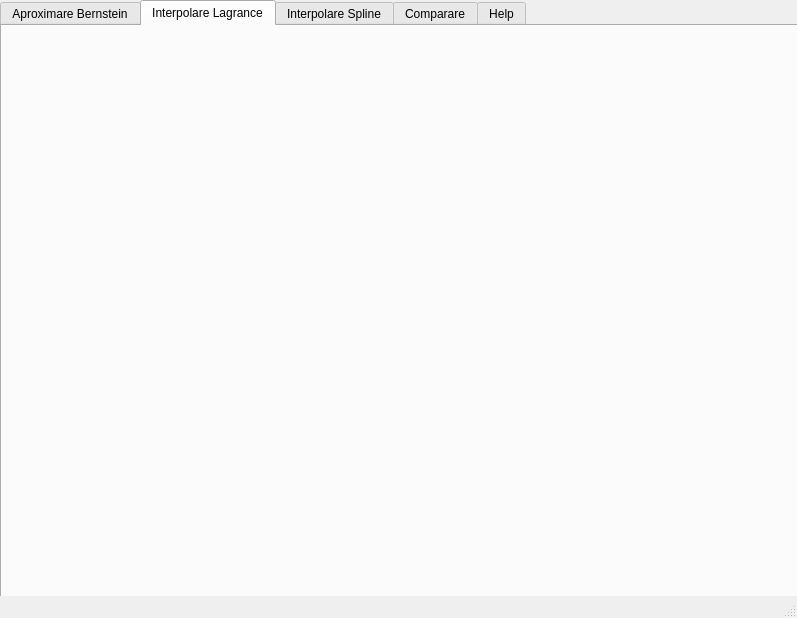
Vlad-Aureliu-Moraru/PROIECT-PY, file PYTHONUI/UI_MODEL_01.ui: the form before one commit.
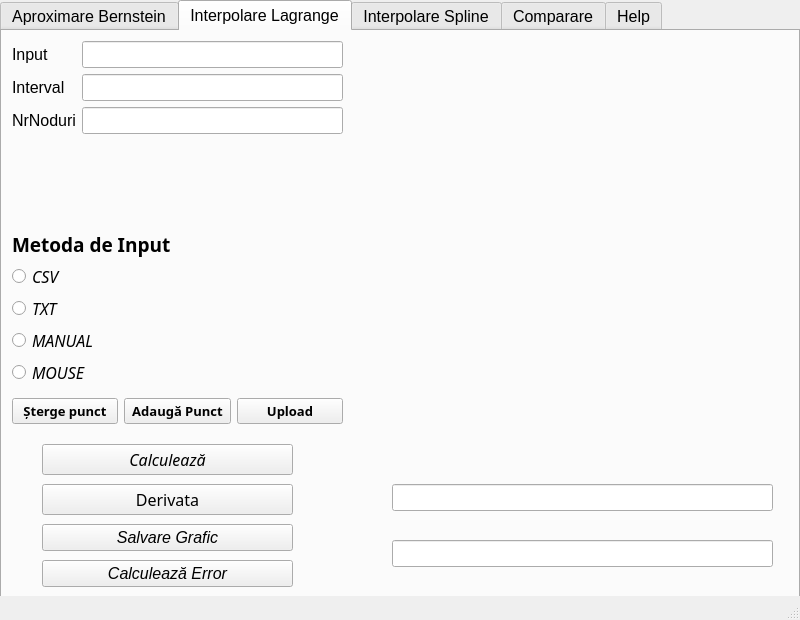
The form after the commit. The open tabs and pages were chosen to show the change.

The edit to the form file:
```diff
--- a/PYTHONUI/UI_MODEL_01.ui
+++ b/PYTHONUI/UI_MODEL_01.ui
@@ -6,10 +6,17 @@
    <rect>
     <x>0</x>
     <y>0</y>
-    <width>797</width>
-    <height>618</height>
+    <width>800</width>
+    <height>620</height>
    </rect>
   </property>
+  <property name="font">
+   <font>
+    <pointsize>12</pointsize>
+    <weight>50</weight>
+    <bold>false</bold>
+   </font>
+  </property>
   <property name="windowTitle">
    <string>MainWindow</string>
   </property>
@@ -19,8 +26,8 @@
      <rect>
       <x>0</x>
       <y>0</y>
-      <width>801</width>
-      <height>611</height>
+      <width>800</width>
+      <height>620</height>
      </rect>
     </property>
     <property name="currentIndex">
@@ -304,8 +311,300 @@
     </widget>
     <widget class="QWidget" name="tab_2">
      <attribute name="title">
-      <string>Interpolare Lagrance</string>
+      <string>Interpolare Lagrange</string>
      </attribute>
+     <widget class="QWidget" name="verticalLayoutWidget_6">
+      <property name="geometry">
+       <rect>
+        <x>40</x>
+        <y>410</y>
+        <width>251</width>
+        <height>151</height>
+       </rect>
+      </property>
+      <layout class="QVBoxLayout" name="verticalLayout_3">
+       <item>
+        <widget class="QPushButton" name="pushButton_3">
+         <property name="font">
+          <font>
+           <family>Fira Sans</family>
+           <pointsize>12</pointsize>
+           <weight>50</weight>
+           <italic>true</italic>
+           <bold>false</bold>
+          </font>
+         </property>
+         <property name="text">
+          <string>Calculează</string>
+         </property>
+        </widget>
+       </item>
+       <item>
+        <widget class="QPushButton" name="pushButton_5">
+         <property name="font">
+          <font>
+           <family>Fira Sans</family>
+           <pointsize>12</pointsize>
+           <weight>50</weight>
+           <italic>false</italic>
+           <bold>false</bold>
+          </font>
+         </property>
+         <property name="text">
+          <string>Derivata</string>
+         </property>
+        </widget>
+       </item>
+       <item>
+        <widget class="QPushButton" name="pushButton_4">
+         <property name="font">
+          <font>
+           <pointsize>12</pointsize>
+           <weight>50</weight>
+           <italic>true</italic>
+           <bold>false</bold>
+          </font>
+         </property>
+         <property name="text">
+          <string>Salvare Grafic</string>
+         </property>
+        </widget>
+       </item>
+       <item>
+        <widget class="QPushButton" name="pushButton_6">
+         <property name="font">
+          <font>
+           <pointsize>12</pointsize>
+           <weight>50</weight>
+           <italic>true</italic>
+           <bold>false</bold>
+          </font>
+         </property>
+         <property name="text">
+          <string>Calculează Error</string>
+         </property>
+        </widget>
+       </item>
+      </layout>
+     </widget>
+     <widget class="QWidget" name="widget" native="true">
+      <property name="geometry">
+       <rect>
+        <x>360</x>
+        <y>10</y>
+        <width>401</width>
+        <height>391</height>
+       </rect>
+      </property>
+     </widget>
+     <widget class="QWidget" name="verticalLayoutWidget_7">
+      <property name="geometry">
+       <rect>
+        <x>390</x>
+        <y>430</y>
+        <width>381</width>
+        <height>131</height>
+       </rect>
+      </property>
+      <layout class="QVBoxLayout" name="verticalLayout_4">
+       <item>
+        <widget class="QLineEdit" name="lineEdit_3"/>
+       </item>
+       <item>
+        <widget class="QLineEdit" name="lineEdit_4"/>
+       </item>
+      </layout>
+     </widget>
+     <widget class="QWidget" name="verticalLayoutWidget_8">
+      <property name="geometry">
+       <rect>
+        <x>10</x>
+        <y>200</y>
+        <width>191</width>
+        <height>154</height>
+       </rect>
+      </property>
+      <layout class="QVBoxLayout" name="verticalLayout_5">
+       <item>
+        <widget class="QLabel" name="INPUT_label">
+         <property name="font">
+          <font>
+           <family>Fira Mono</family>
+           <pointsize>14</pointsize>
+           <weight>75</weight>
+           <bold>true</bold>
+          </font>
+         </property>
+         <property name="text">
+          <string>Metoda de Input</string>
+         </property>
+        </widget>
+       </item>
+       <item>
+        <widget class="QRadioButton" name="radioButton_2">
+         <property name="font">
+          <font>
+           <family>Fira Sans</family>
+           <pointsize>12</pointsize>
+           <weight>50</weight>
+           <italic>true</italic>
+           <bold>false</bold>
+          </font>
+         </property>
+         <property name="text">
+          <string>CSV</string>
+         </property>
+        </widget>
+       </item>
+       <item>
+        <widget class="QRadioButton" name="radioButton">
+         <property name="font">
+          <font>
+           <family>Fira Sans</family>
+           <pointsize>12</pointsize>
+           <weight>50</weight>
+           <italic>true</italic>
+           <bold>false</bold>
+          </font>
+         </property>
+         <property name="text">
+          <string>TXT</string>
+         </property>
+        </widget>
+       </item>
+       <item>
+        <widget class="QRadioButton" name="radioButton_3">
+         <property name="font">
+          <font>
+           <family>Fira Sans</family>
+           <pointsize>12</pointsize>
+           <weight>50</weight>
+           <italic>true</italic>
+           <bold>false</bold>
+          </font>
+         </property>
+         <property name="text">
+          <string>MANUAL</string>
+         </property>
+        </widget>
+       </item>
+       <item>
+        <widget class="QRadioButton" name="radioButton_4">
+         <property name="font">
+          <font>
+           <family>Fira Sans</family>
+           <pointsize>12</pointsize>
+           <weight>50</weight>
+           <italic>true</italic>
+           <bold>false</bold>
+          </font>
+         </property>
+         <property name="text">
+          <string>MOUSE</string>
+         </property>
+        </widget>
+       </item>
+      </layout>
+     </widget>
+     <widget class="QWidget" name="horizontalLayoutWidget">
+      <property name="geometry">
+       <rect>
+        <x>10</x>
+        <y>360</y>
+        <width>331</width>
+        <height>41</height>
+       </rect>
+      </property>
+      <layout class="QHBoxLayout" name="horizontalLayout">
+       <item>
+        <widget class="QPushButton" name="pushButton_9">
+         <property name="font">
+          <font>
+           <family>Fira Sans</family>
+           <pointsize>10</pointsize>
+           <weight>75</weight>
+           <bold>true</bold>
+          </font>
+         </property>
+         <property name="text">
+          <string>Șterge punct</string>
+         </property>
+        </widget>
+       </item>
+       <item>
+        <widget class="QPushButton" name="pushButton_8">
+         <property name="font">
+          <font>
+           <family>Fira Sans</family>
+           <pointsize>10</pointsize>
+           <weight>75</weight>
+           <bold>true</bold>
+          </font>
+         </property>
+         <property name="text">
+          <string>Adaugă Punct</string>
+         </property>
+        </widget>
+       </item>
+       <item>
+        <widget class="QPushButton" name="pushButton_7">
+         <property name="font">
+          <font>
+           <family>Fira Sans</family>
+           <pointsize>10</pointsize>
+           <weight>75</weight>
+           <bold>true</bold>
+          </font>
+         </property>
+         <property name="text">
+          <string>Upload</string>
+         </property>
+        </widget>
+       </item>
+      </layout>
+     </widget>
+     <widget class="QWidget" name="formLayoutWidget">
+      <property name="geometry">
+       <rect>
+        <x>10</x>
+        <y>10</y>
+        <width>331</width>
+        <height>101</height>
+       </rect>
+      </property>
+      <layout class="QFormLayout" name="formLayout">
+       <item row="0" column="0">
+        <widget class="QLabel" name="label_7">
+         <property name="text">
+          <string>Input</string>
+         </property>
+        </widget>
+       </item>
+       <item row="0" column="1">
+        <widget class="QLineEdit" name="lineEdit_2"/>
+       </item>
+       <item row="1" column="0">
+        <widget class="QLabel" name="label_8">
+         <property name="text">
+          <string>Interval</string>
+         </property>
+        </widget>
+       </item>
+       <item row="1" column="1">
+        <widget class="QLineEdit" name="lineEdit_7"/>
+       </item>
+       <item row="2" column="0">
+        <widget class="QLabel" name="label_9">
+         <property name="text">
+          <string>NrNoduri</string>
+         </property>
+        </widget>
+       </item>
+       <item row="2" column="1">
+        <widget class="QLineEdit" name="lineEdit_8"/>
+       </item>
+      </layout>
+     </widget>
     </widget>
     <widget class="QWidget" name="tab_3">
      <attribute name="title">
```
Left out of the diff: 485 changed lines with no effect on the pictures.
